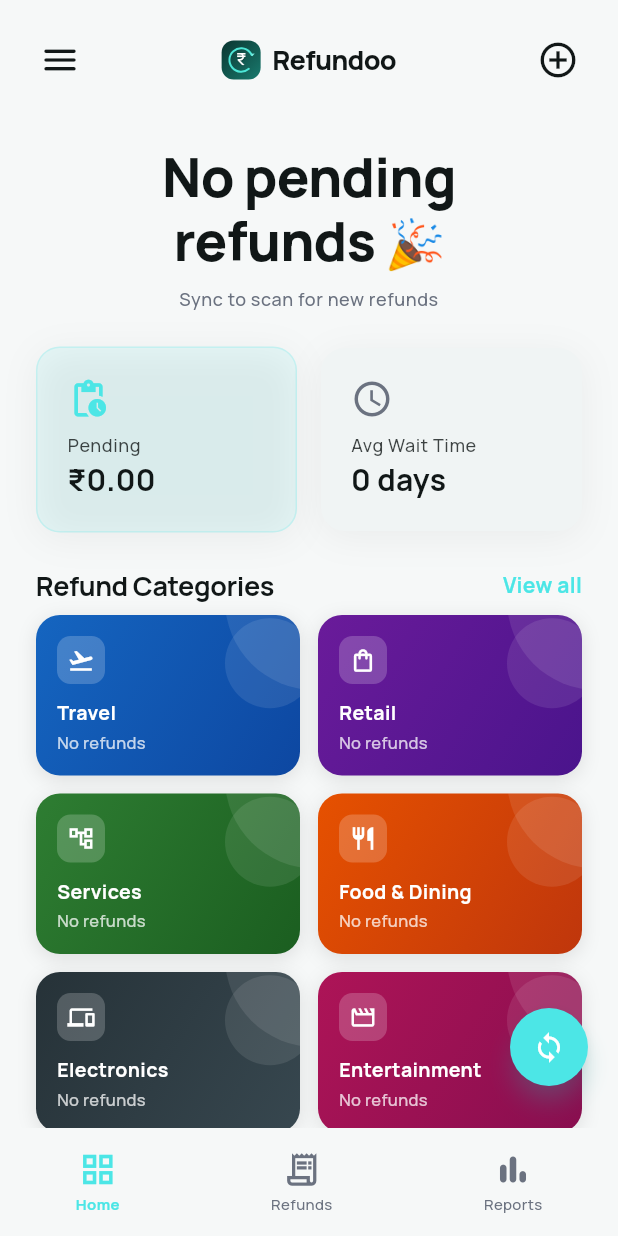
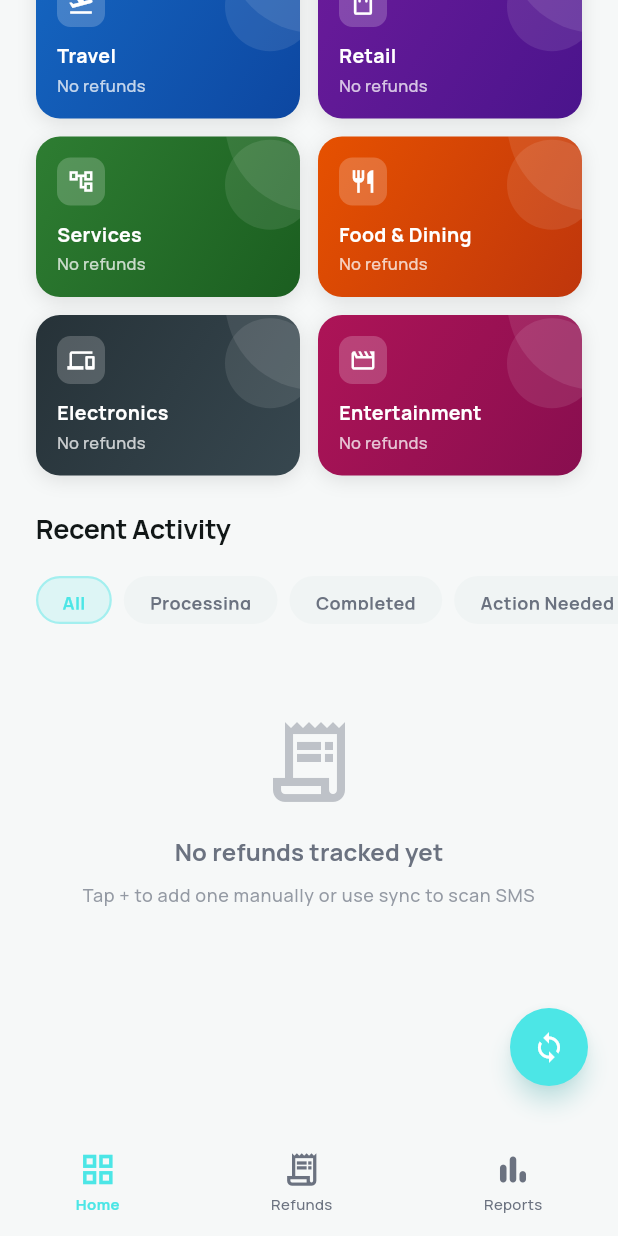
Before and after one commit to arunkumar6545/refundooflutter, a Flutter app: the screen it shows after launch, after a tap on "Skip for now", after a tap on "Refunds", on a phone screen of 412 x 824 dp. Run offline on Flutter 3.47's test engine with Material 3 defaults, Android fonts, the phone set to English and light mode, and no system bars; our stand-ins replace audioplayers, flutter_secure_storage, go_router, google_fonts, google_sign_in, permission_handler and 1 more; missing offline and left inert: telephony.

Commit message:
feat: Refunds nav button scrolls to Recent Activity section
Co-authored-by: Cursor <cursoragent@cursor.com>

```diff
--- a/lib/features/dashboard/dashboard_screen.dart
+++ b/lib/features/dashboard/dashboard_screen.dart
@@ -89,7 +89,9 @@ class _DashboardScreenState extends State<DashboardScreen> {
   final SmsScannerService _smsScanner = SmsScannerService();
   final EmailScannerService _emailScanner = EmailScannerService();
   final AuthService _auth = AuthService();
-  final _scaffoldKey = GlobalKey<ScaffoldState>();
+  final _scaffoldKey       = GlobalKey<ScaffoldState>();
+  final _recentActivityKey = GlobalKey();
+  late final ScrollController _scrollCtrl;
 
   List<RefundItem> _refunds = [];
   bool _loading = true;
@@ -235,7 +237,25 @@ class _DashboardScreenState extends State<DashboardScreen> {
   @override
   void initState() {
     super.initState();
+    _scrollCtrl = ScrollController();
     _loadRefunds();
+  }
+
+  @override
+  void dispose() {
+    _scrollCtrl.dispose();
+    super.dispose();
+  }
+
+  void _scrollToRecentActivity() {
+    final ctx = _recentActivityKey.currentContext;
+    if (ctx == null) return;
+    Scrollable.ensureVisible(
+      ctx,
+      alignment: 0.0,          // top of the viewport
+      duration: const Duration(milliseconds: 500),
+      curve: Curves.easeInOut,
+    );
   }
 
   Future<void> _loadRefunds({bool showLoader = true}) async {
@@ -333,6 +353,7 @@ class _DashboardScreenState extends State<DashboardScreen> {
                   return Stack(
                     children: [
                       CustomScrollView(
+                        controller: _scrollCtrl,
                         slivers: [
                           SliverToBoxAdapter(child: _buildAppBar(context, tablet)),
                           SliverToBoxAdapter(child: _buildHeadline(context)),
@@ -341,7 +362,10 @@ class _DashboardScreenState extends State<DashboardScreen> {
                               child: _buildSectionHeader(context, 'Refund Categories', 'View all')),
                           SliverToBoxAdapter(child: _buildCategoriesGrid(context, constraints.maxWidth)),
                           SliverToBoxAdapter(
-                              child: _buildSectionHeader(context, 'Recent Activity', '')),
+                              child: KeyedSubtree(
+                                key: _recentActivityKey,
+                                child: _buildSectionHeader(context, 'Recent Activity', ''),
+                              )),
                           if (_hasActiveFilter)
                             SliverToBoxAdapter(child: _buildClearFilterBar(context)),
                           SliverPersistentHeader(
@@ -939,7 +963,7 @@ class _DashboardScreenState extends State<DashboardScreen> {
           _NavItem(
             icon: Icons.receipt_long_outlined,
             label: 'Refunds',
-            onTap: () {},
+            onTap: _scrollToRecentActivity,
           ),
           _NavItem(
             icon: Icons.bar_chart_rounded,
```
